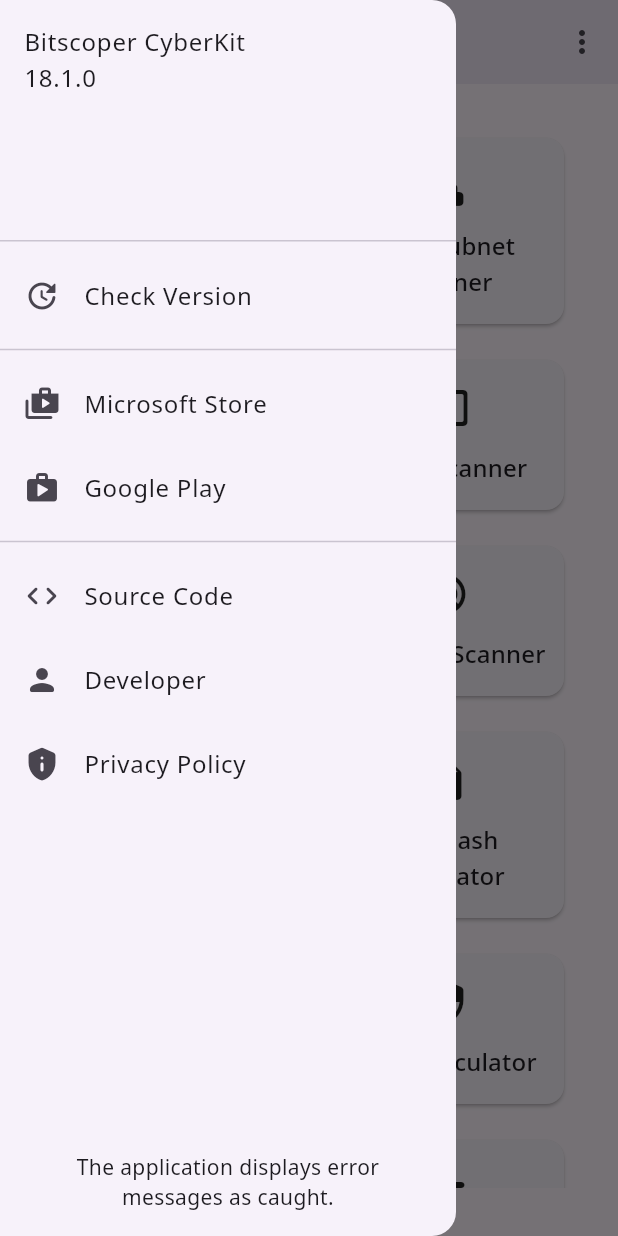
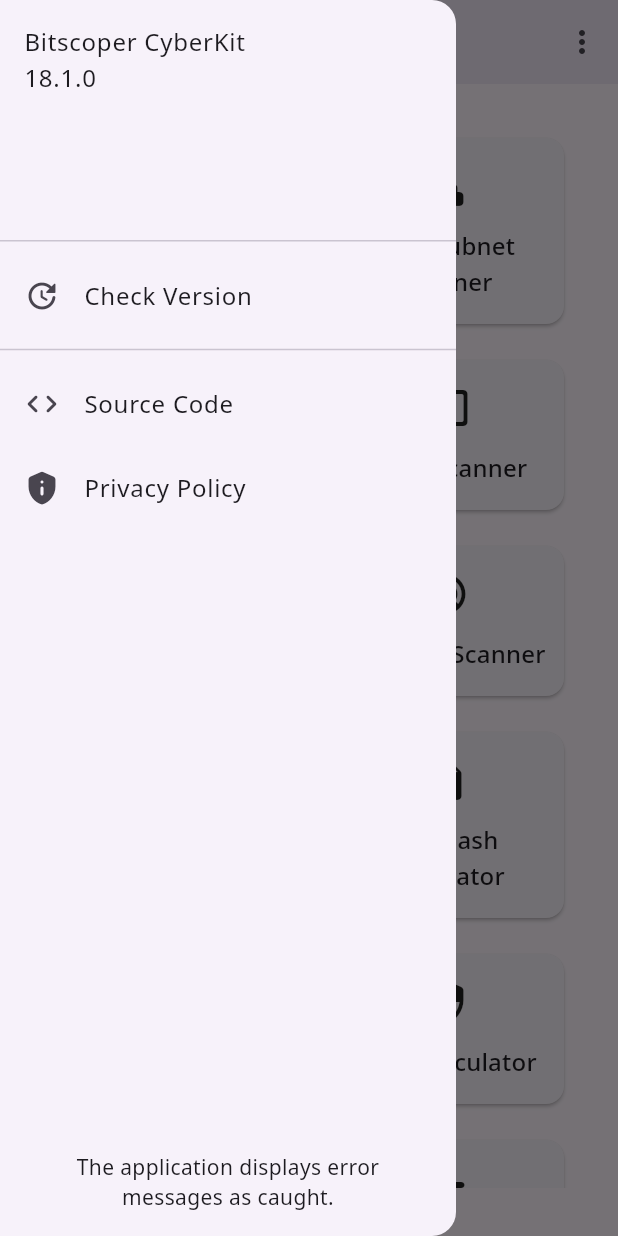
Before and after one commit to bitscoper/bitscoper_cyberkit, a Flutter app: the screen it shows after launch, with the side drawer open, on a phone screen of 412 x 824 dp. Run offline on Flutter 3.47's test engine with Material 3 defaults, Android fonts, the light colour scheme and no system bars; our stand-ins replace connectivity_plus, file_picker, flutter_blue_plus, flutter_colorpicker, flutter_local_notifications, google_fonts and 6 more; missing offline and left inert: cvss_vulnerability_scoring, dart_ping, dnsolve, flutter_traceroute, morse_code_translator and 8 more.

Commit message:
Updated Privacy Policy URL; Removed URLs of Developer, Microsoft Store & Google Play; `flutter pub upgrade`; Added Note about Google Play Releases in README; and Formatted Files.

```diff
--- a/lib/home.dart
+++ b/lib/home.dart
@@ -299,47 +299,6 @@
                   ),
                   const Divider(),
                   ListTile(
-                    title: Text(AppLocalizations.of(context)!.microsoft_store),
-                    leading: const Icon(Icons.shop_2_rounded),
-                    onTap: () {
-                      try {
-                        launchUrl(
-                          Uri.parse(
-                            'https://apps.microsoft.com/detail/9mv2046tz302',
-                          ),
-                        );
-                      } catch (error) {
-                        debugPrint(error.toString());
-
-                        showMessageDialog(
-                          AppLocalizations.of(context)!.error,
-                          error.toString(),
-                        );
-                      } finally {}
-                    },
-                  ),
-                  ListTile(
-                    title: Text(AppLocalizations.of(context)!.google_play),
-                    leading: const Icon(Icons.shop_rounded),
-                    onTap: () {
-                      try {
-                        launchUrl(
-                          Uri.parse(
-                            'https://play.google.com/store/apps/details?id=bitscoper.bitscoper_cyberkit',
-                          ),
-                        );
-                      } catch (error) {
-                        debugPrint(error.toString());
-
-                        showMessageDialog(
-                          AppLocalizations.of(context)!.error,
-                          error.toString(),
-                        );
-                      } finally {}
-                    },
-                  ),
-                  const Divider(),
-                  ListTile(
                     title: Text(AppLocalizations.of(context)!.source_code),
                     leading: const Icon(Icons.code_rounded),
                     onTap: () {
@@ -360,29 +319,13 @@
                     },
                   ),
                   ListTile(
-                    title: Text(AppLocalizations.of(context)!.developer),
-                    leading: const Icon(Icons.person_rounded),
-                    onTap: () {
-                      try {
-                        launchUrl(Uri.parse('https://bitscoper.dev/'));
-                      } catch (error) {
-                        debugPrint(error.toString());
-
-                        showMessageDialog(
-                          AppLocalizations.of(context)!.error,
-                          error.toString(),
-                        );
-                      } finally {}
-                    },
-                  ),
-                  ListTile(
                     title: Text(AppLocalizations.of(context)!.privacy_policy),
                     leading: const Icon(Icons.privacy_tip_rounded),
                     onTap: () {
                       try {
                         launchUrl(
                           Uri.parse(
-                            'https://bitscoper.dev/Bitscoper_CyberKit/Privacy_Policy.html',
+                            'https://github.com/bitscoper/Bitscoper_CyberKit/blob/main/PRIVACY_POLICY.md',
                           ),
                         );
                       } catch (error) {
--- a/lib/l10n/app_bn.arb
+++ b/lib/l10n/app_bn.arb
@@ -36,7 +36,6 @@
   "data": "তথ্য",
   "data_module_shape": "তথ্য মডিউলের আকৃতি",
   "denied": "অননুমোদিত",
-  "developer": "ডেভেলপার",
   "device": "ডিভাইস",
   "dns_provider": "ডিএনএস প্রোভাইডার",
   "dns_record": "ডিএনএস রেকর্ড",
@@ -69,7 +68,6 @@
   "file_hash_calculator": "ফাইল হ্যাশ ক্যালকুলেটর",
   "gapless": "ফাঁকবিহীন",
   "gateway": "গেইটওয়ে",
-  "google_play": "গুগল প্লে",
   "hash": "হ্যাশ",
   "high": "উচ্চ",
   "integrity_impact": "ইনটিগ্রিটির ওপর প্রভাব",
@@ -84,7 +82,6 @@
   "manufacturer": "প্রস্তুতকারক",
   "mdns_scanner": "এমডিএনএস স্ক্যানার",
   "medium": "মধ্যম",
-  "microsoft_store": "মাইক্রোসফট স্টোর",
   "morse_code": "মোর্স কোড",
   "morse_code_translator": "মোর্স কোড ট্রান্সলেটর",
   "name": "নেইম",
--- a/lib/l10n/app_en.arb
+++ b/lib/l10n/app_en.arb
@@ -36,7 +36,6 @@
   "@data": {},
   "@data_module_shape": {},
   "@denied": {},
-  "@developer": {},
   "@device": {},
   "@dns_provider": {},
   "@dns_record": {},
@@ -69,7 +68,6 @@
   "@file_hash_calculator": {},
   "@gapless": {},
   "@gateway": {},
-  "@google_play": {},
   "@hash": {},
   "@high": {},
   "@integrity_impact": {},
@@ -84,7 +82,6 @@
   "@manufacturer": {},
   "@mdns_scanner": {},
   "@medium": {},
-  "@microsoft_store": {},
   "@morse_code": {},
   "@morse_code_translator": {},
   "@name": {},
@@ -212,7 +209,6 @@
   "data": "Data",
   "data_module_shape": "Data Module Shape",
   "denied": "Denied",
-  "developer": "Developer",
   "device": "Device",
   "dns_provider": "DNS Provider",
   "dns_record": "DNS record",
@@ -245,7 +241,6 @@
   "file_hash_calculator": "File Hash Calculator",
   "gapless": "Gapless",
   "gateway": "Gateway",
-  "google_play": "Google Play",
   "hash": "hash",
   "high": "High",
   "integrity_impact": "Integrity Impact",
@@ -260,7 +255,6 @@
   "manufacturer": "Manufacturer",
   "mdns_scanner": "mDNS Scanner",
   "medium": "Medium",
-  "microsoft_store": "Microsoft Store",
   "morse_code": "Morse Code",
   "morse_code_translator": "Morse Code Translator",
   "name": "Name",
--- a/lib/l10n/app_localizations.dart
+++ b/lib/l10n/app_localizations.dart
@@ -314,12 +314,6 @@
   /// **'Denied'**
   String get denied;
 
-  /// No description provided for @developer.
-  ///
-  /// In en, this message translates to:
-  /// **'Developer'**
-  String get developer;
-
   /// No description provided for @device.
   ///
   /// In en, this message translates to:
@@ -512,12 +506,6 @@
   /// **'Gateway'**
   String get gateway;
 
-  /// No description provided for @google_play.
-  ///
-  /// In en, this message translates to:
-  /// **'Google Play'**
-  String get google_play;
-
   /// No description provided for @hash.
   ///
   /// In en, this message translates to:
@@ -601,12 +589,6 @@
   /// In en, this message translates to:
   /// **'Medium'**
   String get medium;
-
-  /// No description provided for @microsoft_store.
-  ///
-  /// In en, this message translates to:
-  /// **'Microsoft Store'**
-  String get microsoft_store;
 
   /// No description provided for @morse_code.
   ///
--- a/lib/l10n/app_localizations_bn.dart
+++ b/lib/l10n/app_localizations_bn.dart
@@ -119,9 +119,6 @@
   String get denied => 'অননুমোদিত';
 
   @override
-  String get developer => 'ডেভেলপার';
-
-  @override
   String get device => 'ডিভাইস';
 
   @override
@@ -220,9 +217,6 @@
   String get gateway => 'গেইটওয়ে';
 
   @override
-  String get google_play => 'গুগল প্লে';
-
-  @override
   String get hash => 'হ্যাশ';
 
   @override
@@ -265,9 +259,6 @@
 
   @override
   String get medium => 'মধ্যম';
-
-  @override
-  String get microsoft_store => 'মাইক্রোসফট স্টোর';
 
   @override
   String get morse_code => 'মোর্স কোড';
--- a/lib/l10n/app_localizations_en.dart
+++ b/lib/l10n/app_localizations_en.dart
@@ -119,9 +119,6 @@
   String get denied => 'Denied';
 
   @override
-  String get developer => 'Developer';
-
-  @override
   String get device => 'Device';
 
   @override
@@ -219,9 +216,6 @@
   String get gateway => 'Gateway';
 
   @override
-  String get google_play => 'Google Play';
-
-  @override
   String get hash => 'hash';
 
   @override
@@ -264,9 +258,6 @@
 
   @override
   String get medium => 'Medium';
-
-  @override
-  String get microsoft_store => 'Microsoft Store';
 
   @override
   String get morse_code => 'Morse Code';
```
Also changed, not shown: pubspec.lock, 1 other file.
